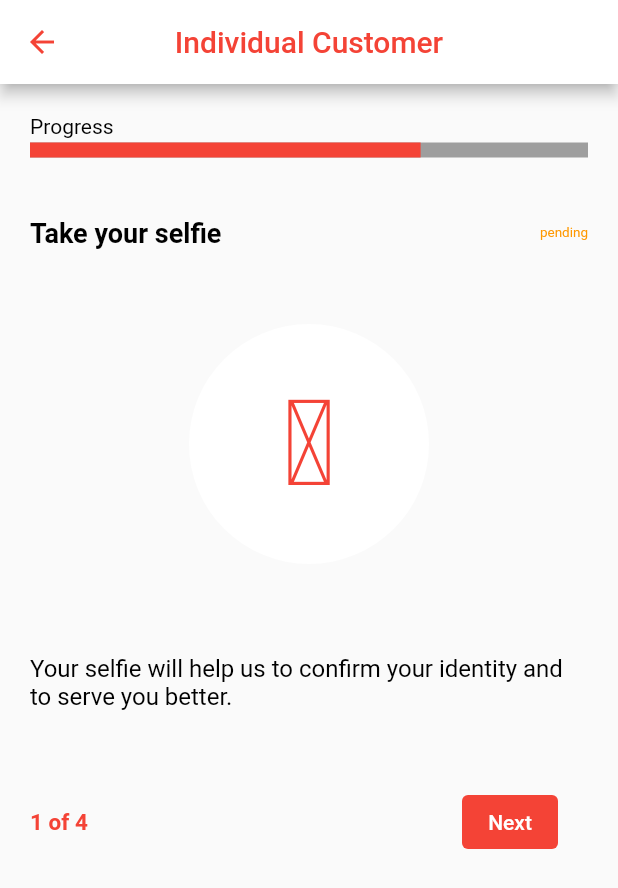
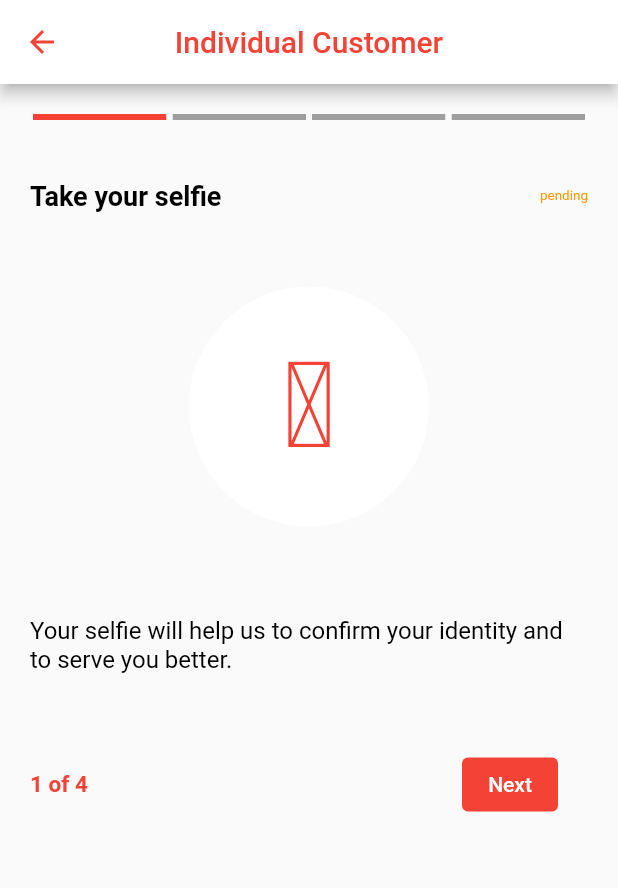
Before and after one commit to wampet/CHAPCHAP-KYC-frontend, a Flutter app: the IndividualCards screen opened by its route, after a tap on "Upload your Selfie", on a phone screen of 412 x 824 dp. Shown: the top 888 px of the screen. Run offline on Flutter 3.47's test engine with Material 2 defaults, Android fonts, the light colour scheme and no system bars; drawn by our look-alikes of step_progress_indicator; our stand-ins replace dotted_border, material_design_icons_flutter.

Commit message:
update progress bar

```diff
--- a/lib/pages/cards.dart
+++ b/lib/pages/cards.dart
@@ -32,32 +32,7 @@ class IndividualCardsState extends State<IndividualCards> {
         centerTitle: true,
       ),
       body: Column(children: [
-        Column(
-                mainAxisAlignment: MainAxisAlignment.start,
-                crossAxisAlignment: CrossAxisAlignment.start,
-                children: [
-                  Container(
-                    margin: const EdgeInsets.fromLTRB(20, 20, 10, 0),
-                    child: const Text(
-                      'Progress',
-                      style: TextStyle(
-                        color: Colors.black,
-                        fontSize: 14,
-                      ),
-                    ),
-                  ),
-                  Container
-                  (
-                    margin: const EdgeInsets.fromLTRB(20, 3, 20, 0),
-                    padding: const EdgeInsets.fromLTRB(0, 0, 0, 0),
-                    child: const LinearProgressIndicator(
-                        value: 0.7,
-                        backgroundColor: Colors.grey,
-                        minHeight: 10,
-                        color: Colors.red),
-                  ),
-                ],
-              ),
+
         Container(
           margin: const EdgeInsets.fromLTRB(20, 40, 20, 10),
           child: const Text(
--- a/lib/pages/individual_selfie.dart
+++ b/lib/pages/individual_selfie.dart
@@ -1,5 +1,6 @@
 import 'package:chapchap_kyc_frontend/kyc_icons_icons.dart';
 import 'package:flutter/material.dart';
+import 'package:step_progress_indicator/step_progress_indicator.dart';
 
 class SelfieUpload extends StatefulWidget {
   const SelfieUpload({Key? key}) : super(key: key);
@@ -37,23 +38,14 @@ class _SelfieUploadState extends State<SelfieUpload> {
                 crossAxisAlignment: CrossAxisAlignment.start,
                 children: [
                   Container(
-                    margin: const EdgeInsets.fromLTRB(20, 20, 10, 0),
-                    child: const Text(
-                      'Progress',
-                      style: TextStyle(
-                        color: Colors.black,
-                        fontSize: 14,
-                      ),
-                    ),
-                  ),
-                  Container(
-                    margin: const EdgeInsets.fromLTRB(20, 3, 20, 0),
+                    margin: const EdgeInsets.fromLTRB(20, 20, 20, 0),
                     padding: const EdgeInsets.fromLTRB(0, 0, 0, 0),
-                    child: const LinearProgressIndicator(
-                        value: 0.7,
-                        backgroundColor: Colors.grey,
-                        minHeight: 10,
-                        color: Colors.red),
+                    child: const StepProgressIndicator(
+                                totalSteps: 4,
+                                currentStep: 1,
+                                selectedColor: Colors.red,
+                                unselectedColor: Colors.grey
+                            ),
                   ),
                 ],
               ),
--- a/pubspec.yaml
+++ b/pubspec.yaml
@@ -30,6 +30,7 @@ dependencies:
   flutter:
     sdk: flutter
   material_design_icons_flutter: ^5.0.6295
+  step_progress_indicator: ^1.0.1
 
   # The following adds the Cupertino Icons font to your application.
   # Use with the CupertinoIcons class for iOS style icons.
```
Also changed, not shown: lib/pages/business_location.dart (+8 -16 lines), lib/pages/cards_page.dart (+0 -25 lines), lib/pages/individual_lcletter.dart (+8 -16 lines), lib/pages/individual_location.dart (+8 -15 lines), lib/pages/individual_nationalid.dart (+7 -15 lines), lib/pages/lc1_letter.dart (+7 -15 lines), lib/pages/registered_nationalid.dart (+7 -15 lines), lib/pages/upload_certificate.dart (+7 -12 lines), lib/pages/upload_selfie.dart (+8 -12 lines), pubspec.lock.
